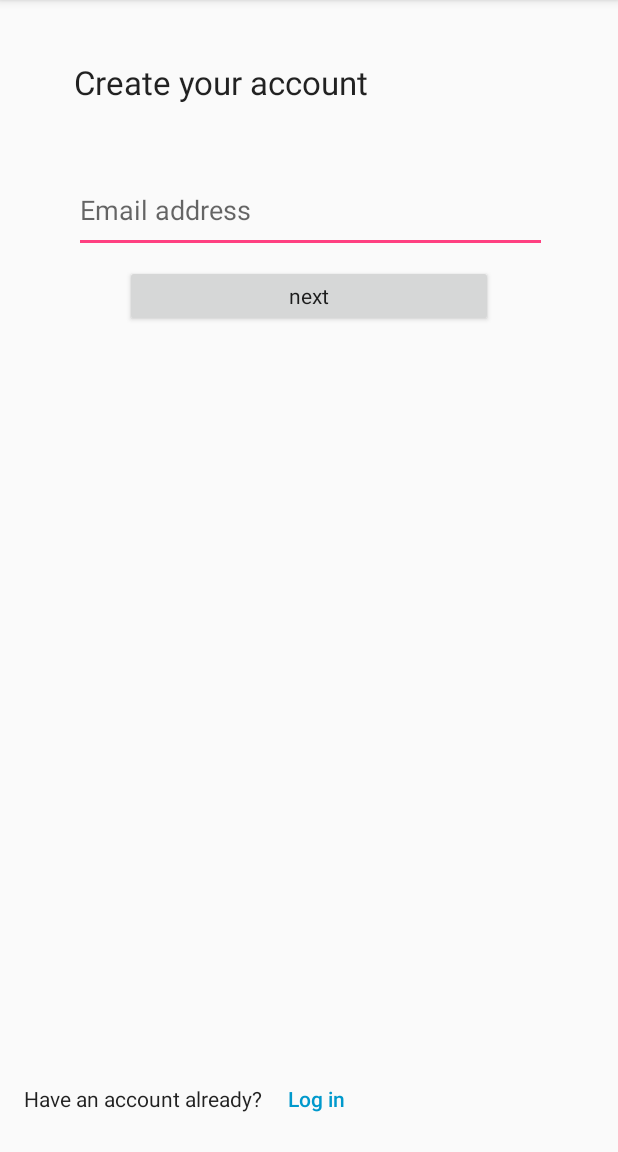
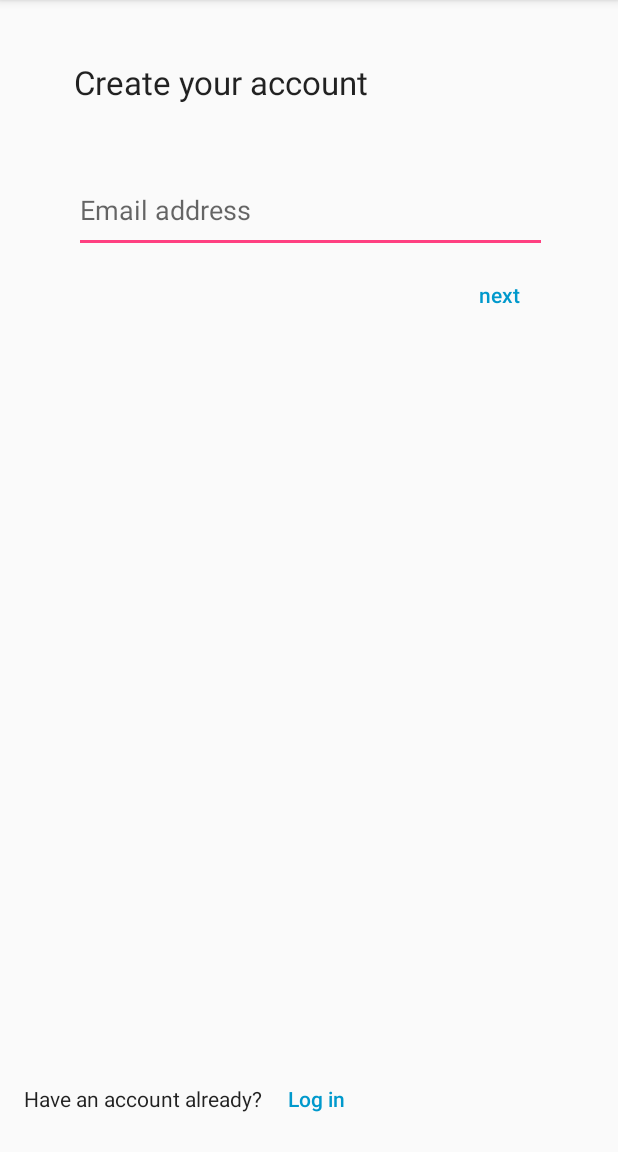
Before and after one commit to avaschuk/messager, an Android app: the screen it shows after launch (MainActivity), on a phone screen of 412 x 824 dp, the part 84-1236 px from its top. Run offline under Robolectric (Android 15) with nearby library versions, the phone set to English and light mode, and no system bars; libraries missing offline, so code that uses them is left out: com.mobsandgeeks.saripaar; 2 statements that could not run were skipped.

Commit message:
done update ui for check email

```diff
--- a/app/build.gradle
+++ b/app/build.gradle
@@ -22,7 +22,7 @@ android {
 
         dev {
             applicationId "com.andrei.messager"
-            buildConfigField "String", BASE_ENDPOINT, '"http://192.168.1.11:8080/api/"'
+            buildConfigField "String", BASE_ENDPOINT, '"https://messager-api.herokuapp.com/api/"'
         }
     }
 }
--- /dev/null
+++ b/app/src/main/java/com/andrei/messager/ui/IMainActivityView.java
@@ -0,0 +1,6 @@
+package com.andrei.messager.ui;
+
+public interface IMainActivityView {
+    void returnUi();
+    void nextStep(String data);
+}
--- a/app/src/main/java/com/andrei/messager/ui/MainActivity.java
+++ b/app/src/main/java/com/andrei/messager/ui/MainActivity.java
@@ -5,41 +5,51 @@ import android.content.Intent;
 import android.os.Bundle;
 import android.support.v7.app.AppCompatActivity;
 import android.view.View;
+import android.view.inputmethod.InputMethodManager;
 import android.widget.Button;
 import android.widget.EditText;
+import android.widget.ProgressBar;
 import android.widget.Toast;
 
-import com.andrei.messager.BuildConfig;
 import com.andrei.messager.R;
 import com.google.android.gms.auth.api.signin.GoogleSignIn;
 import com.google.android.gms.auth.api.signin.GoogleSignInAccount;
 import com.google.android.gms.auth.api.signin.GoogleSignInClient;
-import com.google.android.gms.auth.api.signin.GoogleSignInOptions;
 import com.google.android.gms.common.api.ApiException;
 import com.google.android.gms.tasks.Task;
 import com.mobsandgeeks.saripaar.ValidationError;
 import com.mobsandgeeks.saripaar.Validator;
 import com.mobsandgeeks.saripaar.annotation.Email;
 import com.mobsandgeeks.saripaar.annotation.NotEmpty;
+import com.mobsandgeeks.saripaar.annotation.Password;
+
+import org.json.JSONException;
+import org.json.JSONObject;
 
 import java.util.List;
 
 
-public class MainActivity extends AppCompatActivity implements Validator.ValidationListener {
+public class MainActivity extends AppCompatActivity implements Validator.ValidationListener, IMainActivityView {
 
     private GoogleSignInClient mGoogleSignInClient;
     private int RC_SIGN_IN = 11223;
     private Validator validator;
-    private Button signUpButton;
     private Context appContext;
-    private HttpLogin httpLogin;
+    private HttpCheckEmail httpCheckEmail;
+    private ProgressBar progressBar;
+    private Button nextButton;
+    private Button backButton;
+    private Button confirmButton;
+    private String enteredEmail;
+    private String enteredPassword;
+    private Boolean isEmailChecked = false;
 
     @NotEmpty
     @Email
     private EditText emailAddress;
 
-//    @Password(min = 6, scheme = Password.Scheme.ALPHA_NUMERIC_MIXED_CASE_SYMBOLS, message = "Minimum length is 6")
-//    private EditText password;
+    @Password(min = 6, message = "Minimum length is 6")
+    private EditText passwordEditText;
 
     @Override
     protected void onCreate(Bundle savedInstanceState) {
@@ -47,10 +57,20 @@ public class MainActivity extends AppCompatActivity implements Validator.Validat
         setContentView(R.layout.activity_main);
         validator = new Validator(this);
         validator.setValidationListener(this);
-        signUpButton = findViewById(R.id.sign_up_button);
+        appContext = getApplicationContext();
+        nextButton = findViewById(R.id.next_button);
+        backButton = findViewById(R.id.back_button);
         emailAddress = findViewById(R.id.email_address);
-//        password = findViewById(R.id.password);
-        signUpButton.setOnClickListener(new View.OnClickListener() {
+        passwordEditText = findViewById(R.id.password_edit_text);
+        progressBar = findViewById(R.id.progress_bar);
+        confirmButton = findViewById(R.id.confirm_button);
+        nextButton.setOnClickListener(new View.OnClickListener() {
+            @Override
+            public void onClick(View view) {
+                validator.validate();
+            }
+        });
+        confirmButton.setOnClickListener(new View.OnClickListener() {
             @Override
             public void onClick(View view) {
                 validator.validate();
@@ -58,11 +78,11 @@ public class MainActivity extends AppCompatActivity implements Validator.Validat
         });
 
 //        findViewById(R.id.google_sign_in_button).setOnClickListener(this);
-        GoogleSignInOptions gso = new GoogleSignInOptions.Builder(GoogleSignInOptions.DEFAULT_SIGN_IN)
-                .requestEmail()
-                .requestIdToken(getString(R.string.default_web_client_id))
-                .build();
-        mGoogleSignInClient = GoogleSignIn.getClient(this, gso);
+//        GoogleSignInOptions gso = new GoogleSignInOptions.Builder(GoogleSignInOptions.DEFAULT_SIGN_IN)
+//                .requestEmail()
+//                .requestIdToken(getString(R.string.default_web_client_id))
+//                .build();
+//        mGoogleSignInClient = GoogleSignIn.getClient(this, gso);
     }
 
     private void googleSignIn() {
@@ -97,12 +117,15 @@ public class MainActivity extends AppCompatActivity implements Validator.Validat
 
     @Override
     public void onValidationSucceeded() {
-//        Toast.makeText(this, "Yay! we got it right!", Toast.LENGTH_SHORT).show();
-        System.out.println("onNextClick");
-        System.out.println(emailAddress.getText());
-        appContext = getApplicationContext();
-        httpLogin = new HttpLogin(appContext);
-        httpLogin.checkEmail(emailAddress.getText().toString());
+        //layout_constraintTop_toBottomOf
+        if (!isEmailChecked) {
+            progressBar.setVisibility(ProgressBar.VISIBLE);
+            nextButton.setVisibility(Button.INVISIBLE);
+            httpCheckEmail = new HttpCheckEmail(appContext, this);
+            httpCheckEmail.checkEmail(emailAddress.getText().toString());
+        } else {
+            Toast.makeText(this, "Going to create account!", Toast.LENGTH_SHORT).show();
+        }
     }
 
     @Override
@@ -117,4 +140,50 @@ public class MainActivity extends AppCompatActivity implements Validator.Validat
             }
         }
     }
+
+    @Override
+    public void returnUi() {
+        progressBar.setVisibility(ProgressBar.INVISIBLE);
+        nextButton.setVisibility(Button.VISIBLE);
+        passwordEditText.setVisibility(EditText.INVISIBLE);
+        backButton.setVisibility(Button.INVISIBLE);
+        confirmButton.setVisibility(Button.INVISIBLE);
+        emailAddress.setEnabled(true);
+        isEmailChecked = false;
+    }
+
+    @Override
+    public void nextStep(String data) {
+        //returnUi();
+        try {
+            JSONObject jsonObject = new JSONObject(data);
+            String message =  jsonObject.getString("message");
+            if (message.equals("ACCOUNT_NOT_FOUND")) {
+                isEmailChecked = true;
+                progressBar.setVisibility(ProgressBar.INVISIBLE);
+                passwordEditText.setVisibility(EditText.VISIBLE);
+                emailAddress.setEnabled(false);
+                backButton.setVisibility(Button.VISIBLE);
+                confirmButton.setVisibility(Button.VISIBLE);
+                Toast.makeText(this, "Account not found. You can register here", Toast.LENGTH_LONG).show();
+                View view = this.getCurrentFocus();
+                if (view != null) {
+                    InputMethodManager imm = (InputMethodManager) getSystemService(Context.INPUT_METHOD_SERVICE);
+                    imm.hideSoftInputFromWindow(view.getWindowToken(), 0);
+                }
+            } else if (message.equals("ACCOUNT_ALREADY_EXIST")) {
+                returnUi();
+                Toast.makeText(this, "Email already used. Try login", Toast.LENGTH_LONG).show();
+            } else {
+                Toast.makeText(this, "Something wrong. Please try again later", Toast.LENGTH_LONG).show();
+                returnUi();
+            }
+        } catch (JSONException e) {
+            e.printStackTrace();
+        }
+    }
+
+    public void onBackButtonClick(View view) {
+        returnUi();
+    }
 }
--- a/app/src/main/res/layout/activity_main.xml
+++ b/app/src/main/res/layout/activity_main.xml
@@ -33,18 +33,42 @@
         app:layout_constraintStart_toStartOf="parent"
         app:layout_constraintTop_toBottomOf="@+id/login_label" />
 
-    <Button
-        android:id="@+id/sign_up_button"
-        style="@style/Base.TextAppearance.AppCompat"
-        android:layout_width="245dp"
-        android:layout_height="41dp"
+    <EditText
+        android:id="@+id/password_edit_text"
+        android:layout_width="316dp"
+        android:layout_height="45dp"
         android:layout_marginEnd="8dp"
         android:layout_marginStart="8dp"
         android:layout_marginTop="8dp"
+        android:ems="10"
+        android:hint="@string/password"
+        android:inputType="textPassword"
+        android:visibility="invisible"
+        app:layout_constraintEnd_toEndOf="parent"
+        app:layout_constraintStart_toStartOf="parent"
+        app:layout_constraintTop_toBottomOf="@+id/email_address" />
+
+    <Button
+        android:id="@+id/next_button"
+        style="?android:attr/borderlessButtonStyle"
+        android:layout_width="64dp"
+        android:layout_height="39dp"
+        android:layout_marginTop="8dp"
         android:text="@string/next_button"
         android:textAllCaps="false"
-        app:layout_constraintEnd_toEndOf="parent"
-        app:layout_constraintStart_toStartOf="parent"
+        android:textColor="@android:color/holo_blue_dark"
+        android:visibility="visible"
+        app:layout_constraintEnd_toEndOf="@+id/email_address"
+        app:layout_constraintTop_toBottomOf="@+id/email_address" />
+
+    <ProgressBar
+        android:id="@+id/progress_bar"
+        style="?android:attr/progressBarStyle"
+        android:layout_width="wrap_content"
+        android:layout_height="wrap_content"
+        android:layout_marginTop="8dp"
+        android:visibility="invisible"
+        app:layout_constraintEnd_toEndOf="@+id/email_address"
         app:layout_constraintTop_toBottomOf="@+id/email_address" />
 
     <TextView
@@ -77,6 +101,32 @@
         app:layout_constraintHorizontal_bias="0.0"
         app:layout_constraintStart_toEndOf="@+id/login_options_text" />
 
+    <Button
+        android:id="@+id/back_button"
+        style="?android:attr/borderlessButtonStyle"
+        android:layout_width="64dp"
+        android:layout_height="39dp"
+        android:layout_marginTop="12dp"
+        android:onClick="onBackButtonClick"
+        android:text="@string/back_button"
+        android:textColor="@android:color/holo_blue_dark"
+        android:visibility="invisible"
+        app:layout_constraintStart_toStartOf="@+id/password_edit_text"
+        app:layout_constraintTop_toBottomOf="@+id/password_edit_text" />
+
+    <Button
+        android:id="@+id/confirm_button"
+        style="?android:attr/borderlessButtonStyle"
+        android:layout_width="64dp"
+        android:layout_height="39dp"
+        android:layout_marginTop="12dp"
+        android:text="@string/next_button"
+        android:visibility="invisible"
+        android:textColor="@android:color/holo_blue_dark"
+        app:layout_constraintTop_toBottomOf="@+id/password_edit_text"
+        app:layout_constraintEnd_toEndOf="@+id/password_edit_text"
+        tools:layout_editor_absoluteX="304dp" />
+
     <!--<com.google.android.gms.common.SignInButton-->
         <!--android:id="@+id/google_sign_in_button"-->
         <!--android:layout_width="49dp"-->
--- a/app/src/main/res/values/strings.xml
+++ b/app/src/main/res/values/strings.xml
@@ -7,4 +7,5 @@
     <string name="login_button">Log in</string>
     <string name="sign_up">Sign up</string>
     <string name="next_button">next</string>
+    <string name="back_button">back</string>
 </resources>
```
Also changed, not shown: app/src/main/java/com/andrei/messager/helpers/HttpTask.java (+6 -1 lines), app/src/main/java/com/andrei/messager/ui/HttpCheckEmail.java (renamed from app/src/main/java/com/andrei/messager/ui/HttpLogin.java, +6 -4 lines), app/src/main/java/com/andrei/messager/ui/HttpCreateAccount.java (added, +16 -0 lines), app/src/main/java/com/andrei/messager/ui/Main.java (deleted, +0 -35 lines).
